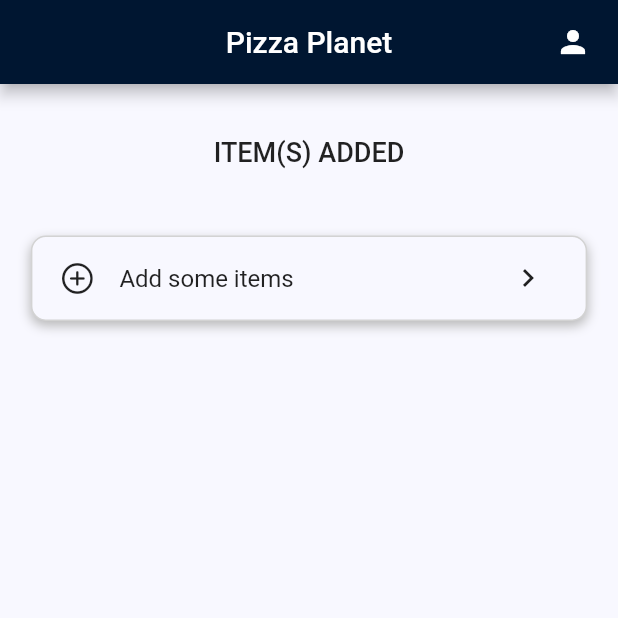
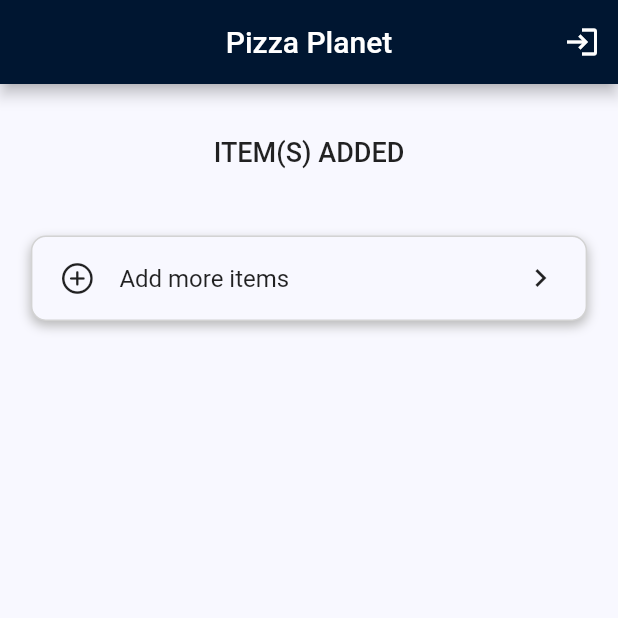
Before and after one commit to Asharma538/pizza_planet_app, a Flutter app: the MainScreen screen opened directly, item 2 of the bottom bar chosen, on a phone screen of 412 x 824 dp, the top half of it. Run offline on Flutter 3.47's test engine with Material 2 defaults, Android fonts, the light colour scheme and no system bars; drawn by our look-alikes of google_nav_bar; our stand-ins replace animated_splash_screen, cloud_firestore, firebase_auth, firebase_core, intl_phone_field, lottie and 3 more; missing offline and left inert: advanced_search; accounts and stored records are empty; network calls fail.

Commit message:
search-bar list, log in-out feature, responsiveness improved

```diff
--- a/lib/components/widgets.dart
+++ b/lib/components/widgets.dart
@@ -4,7 +4,7 @@
 
 Widget categoryItem(String path) {
   return Container(
-    margin: const EdgeInsets.fromLTRB(15, 18, 15, 5),
+    margin: const EdgeInsets.fromLTRB(10, 18, 10, 5),
     padding: const EdgeInsets.fromLTRB(5, 5, 5, 5),
     decoration: BoxDecoration(
       color: primaryBlue,
--- a/lib/main_screen.dart
+++ b/lib/main_screen.dart
@@ -1,9 +1,11 @@
 import 'package:flutter/material.dart';
 import 'package:pizza_planet/pages/home.dart';
 import 'package:pizza_planet/pages/cart.dart';
+import 'package:pizza_planet/pages/login.dart';
 import 'package:pizza_planet/pages/orders.dart';
 import 'package:pizza_planet/utils.dart';
 import 'package:google_nav_bar/google_nav_bar.dart';
+import 'package:shared_preferences/shared_preferences.dart';
 
 var scaffoldKey = GlobalKey<ScaffoldState>();
 
@@ -32,9 +34,15 @@
               'Pizza Planet'
           ),
           actions: [
-            Container(
-              padding: const EdgeInsets.fromLTRB(0, 0, 18, 0),
-              child: const Icon(Icons.person),
+            IconButton(
+                onPressed: () {
+                  SharedPref.addBoolToSF("LoggedIn", false);
+                  Navigator.pushReplacement(
+                    context,
+                    MaterialPageRoute(builder: (context) => const Login()),
+                  );
+                },
+              icon: const Icon(Icons.login_outlined),
             ),
           ]
       ),
--- a/lib/pages/cart.dart
+++ b/lib/pages/cart.dart
@@ -65,7 +65,6 @@
                       .of(context)
                       .size
                       .width * 0.9,
-                    height: cart_box_height(100, cartItems[i].length.toDouble()),
                   padding: const EdgeInsets.fromLTRB(18, 14, 18, 14),
                   margin: const EdgeInsets.only(bottom: 10),
                   decoration: BoxDecoration(
@@ -81,7 +80,7 @@
                         crossAxisAlignment: CrossAxisAlignment.start,
                         children: [
                           SizedBox(
-                            width: max(220,(cartItems[i].length).toDouble()),
+                            width: 180,
                             child: Text(
                               cartItems[i],
                               style: const TextStyle(
@@ -113,8 +112,9 @@
                           )
                         ],
                       ),
+                      const Expanded(child: SizedBox(height: 1,),),
                       Column(
-                        crossAxisAlignment: CrossAxisAlignment.end,
+                        // crossAxisAlignment: CrossAxisAlignment.end,
                         children: [
                           Container(
                             padding: const EdgeInsets.fromLTRB(0, 3, 0, 3),
@@ -184,7 +184,7 @@
                   .size
                   .width * 0.9,
               margin: const EdgeInsets.fromLTRB(0, 20, 0, 5),
-              padding: const EdgeInsets.fromLTRB(18, 15, 0, 15),
+              padding: const EdgeInsets.fromLTRB(18, 15, 18, 15),
               decoration: BoxDecoration(
                   border: Border.all(
                       width: 1,
@@ -208,13 +208,15 @@
                     Navigator.pushReplacement(
                       context,
                       MaterialPageRoute(
-                          builder: (context) => const MainScreen()),
+                          builder: (context) => const MainScreen()
+                      ),
                     );
                   },
                   child: Row(
                     children: [
-                      const Icon(CupertinoIcons.add_circled, weight: 1,),
+                      const Icon(CupertinoIcons.add_circled, weight: 1,size: 24,),
                       Container(
+                        width: 180,
                         margin: const EdgeInsets.fromLTRB(16, 0, 0, 0),
                         // padding: EdgeInsets.fromLTRB(0, 0, MediaQuery.of(context).size.width*0.35, 0),
                         child: const Text(
@@ -224,10 +226,10 @@
                           ),
                         ),
                       ),
-                      Container(width: MediaQuery
-                          .of(context)
-                          .size
-                          .width * 0.35, height: 25, color: ghostWhite,),
+                      Expanded(
+                        child: Container(
+                          height: 25,
+                          color: ghostWhite,),),
                       const Icon(Icons.chevron_right)
                     ],
                   )
@@ -257,23 +259,27 @@
                   children: [
                     Row(
                       children: [
-                        const Text(
+                        const SizedBox(
+                          width: 150,
+                          child: Text(
                             "Delivery Charges",
                             style: TextStyle(
                               fontSize: 15,
                             ),
                           ),
-                        SizedBox(width: MediaQuery
-                            .of(context)
-                            .size
-                            .width * 0.45,),
-                        Text(
+                        ),
+                        const Expanded(child: SizedBox(height: 1,),),
+                        SizedBox(
+                          child:Text(
                             "FREE",
                             style: TextStyle(
                               fontSize: 15,
                               color: Colors.blue.shade900,
                             ),
+                            textAlign: TextAlign.end,
                           ),
+                        ),
+                        const SizedBox(width: 8,)
                       ],
                     ),
                     Container(width: MediaQuery
@@ -285,25 +291,26 @@
                       margin: const EdgeInsets.fromLTRB(0, 10, 0, 10),),
                     Row(
                       children: [
-                        const Text(
+                        const SizedBox(
+                          width:150,
+                          child:Text(
                           "Grand Total",
                           style: TextStyle(
                               fontSize: 15,
                               fontWeight: FontWeight.w500
                           ),
                         ),
-                        SizedBox(width: MediaQuery
-                            .of(context)
-                            .size
-                            .width * 0.50,),
+                        ),
+                        const Expanded(child: SizedBox(height: 1,),),
                         Container(
                           alignment: Alignment.centerRight,
-                          width: 50,
+                          margin: const EdgeInsets.fromLTRB(0, 0, 10, 0),
                           child: Text(
                             '₹${funky(price, quantity)}',
                             style: const TextStyle(
                               fontWeight: FontWeight.w600,
                             ),
+                            textAlign: TextAlign.end,
                             // textAlign: TextAlign.right,
                           ),
                         ),
@@ -312,6 +319,30 @@
                   ],
                 )
             ),
+            const SizedBox(height: 5,),
+            ElevatedButton(
+              style: ElevatedButton.styleFrom(
+                  shape: RoundedRectangleBorder(borderRadius: BorderRadius.circular(8)),
+                backgroundColor: primaryBlue,
+                shadowColor: primaryBlack,
+                splashFactory: InkSplash.splashFactory,
+              ),
+              onPressed: (){},
+              child: Container(
+                alignment: Alignment.center,
+                width: MediaQuery.of(context).size.width*0.83,
+                height: 48,
+                child: const Text(
+                  "Proceed to payment",
+                  style: TextStyle(
+                      fontSize: 16,
+                      fontWeight: FontWeight.w500,
+                      color: ghostWhite
+                  ),
+                ),
+              ),
+            ),
+            const SizedBox(height: 10,)
           ],
          ),
         ),
@@ -341,7 +372,7 @@
                   .size
                   .width * 0.9,
               margin: const EdgeInsets.fromLTRB(0, 20, 0, 5),
-              padding: const EdgeInsets.fromLTRB(18, 15, 0, 15),
+              padding: const EdgeInsets.fromLTRB(18, 15, 18, 15),
               decoration: BoxDecoration(
                   border: Border.all(
                       width: 1,
@@ -370,21 +401,22 @@
                   },
                   child: Row(
                     children: [
-                      const Icon(CupertinoIcons.add_circled, weight: 1,),
+                      const Icon(CupertinoIcons.add_circled, weight: 1,size: 24,),
                       Container(
+                        width: 180,
                         margin: const EdgeInsets.fromLTRB(16, 0, 0, 0),
                         // padding: EdgeInsets.fromLTRB(0, 0, MediaQuery.of(context).size.width*0.35, 0),
                         child: const Text(
-                          "Add some items",
+                          "Add more items",
                           style: TextStyle(
                             fontSize: 16,
                           ),
                         ),
                       ),
-                      Container(width: MediaQuery
-                          .of(context)
-                          .size
-                          .width * 0.35, height: 25, color: ghostWhite,),
+                      Expanded(
+                        child: Container(
+                          height: 25,
+                          color: ghostWhite,),),
                       const Icon(Icons.chevron_right)
                     ],
                   )
--- a/lib/pages/login.dart
+++ b/lib/pages/login.dart
@@ -1,7 +1,6 @@
 import 'package:firebase_auth/firebase_auth.dart';
 import 'package:flutter/material.dart';
 import 'package:intl_phone_field/intl_phone_field.dart';
-import 'package:pizza_planet/main_screen.dart';
 import 'package:pizza_planet/pages/otp.dart';
 
 class Login extends StatefulWidget {
@@ -84,7 +83,7 @@
                   Login.verify =  verificationId;
                   Navigator.pushReplacement(
                     context,
-                    MaterialPageRoute(builder: (context) => Otp()),
+                    MaterialPageRoute(builder: (context) => const Otp()),
                   );
                 },
                 codeAutoRetrievalTimeout: (String verificationId) {},
--- a/lib/pages/orders.dart
+++ b/lib/pages/orders.dart
@@ -1,5 +1,4 @@
 import 'package:flutter/material.dart';
-import 'package:pizza_planet/components/widgets.dart';
 import 'package:pizza_planet/utils.dart';
 import 'package:advanced_search/advanced_search.dart';
 
--- a/lib/pages/otp.dart
+++ b/lib/pages/otp.dart
@@ -103,8 +103,9 @@
                 try {
                   PhoneAuthCredential credential = PhoneAuthProvider.credential(
                       verificationId: Login.verify, smsCode: otp_code);
-                  // Sign the user in (or link) with the credential
                   await auth.signInWithCredential(credential);
+                  SharedPref.addBoolToSF('LoggedIn', true);
+
                   Navigator.pushReplacement(
                     context,
                     MaterialPageRoute(builder: (context) => const MainScreen()),
--- a/pubspec.yaml
+++ b/pubspec.yaml
@@ -40,6 +40,8 @@
   firebase_core: ^2.7.1
   firebase_auth: ^4.2.10
   provider: ^6.0.5
+  shared_preferences:
+  get: ^4.6.5
 
 dev_dependencies:
   flutter_test:
@@ -53,15 +55,13 @@
   flutter_lints: ^2.0.0
   advanced_search: ^2.2.3
   carousel_slider: ^4.2.1
-  firebase_auth: ^4.2.9
-  firebase_core: ^2.7.1
   cloud_firestore: ^4.4.3
   firebase_database: ^10.1.0
   counter_button: ^1.0.1
+
   pinput: ^2.2.31
   animated_splash_screen: ^1.3.0
   lottie: ^2.3.0
-  provider: ^6.0.5
   animated_text_kit: ^4.2.2
 
 # For information on the generic Dart part of this file, see the
```
Also changed, not shown: lib/main.dart (+7 -5 lines), lib/pages/home.dart (+9 -23 lines), lib/pages/loading_screen.dart (+22 -22 lines), lib/utils.dart (+51 -0 lines), pubspec.lock, 1 other file. Lines whose indentation alone changed are shown as unchanged.
